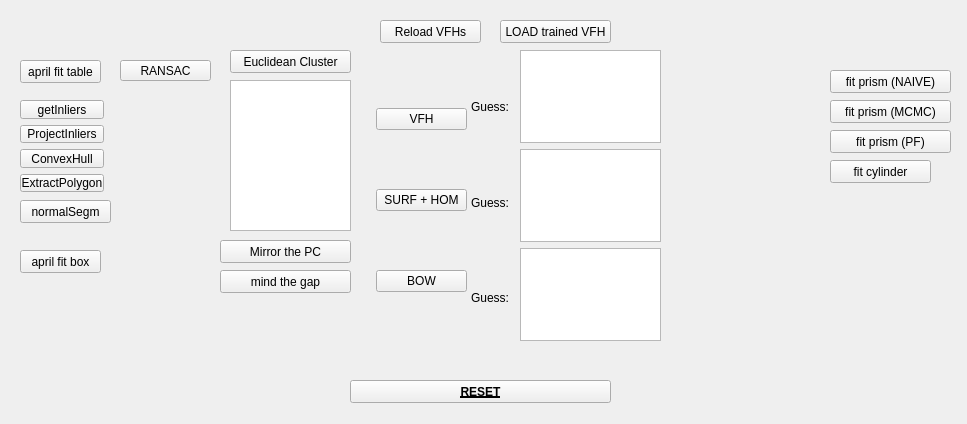
First picture: the form in components/objectDetectionTester/src/guiDlg.ui, repository robocomp/perception, before the edit.
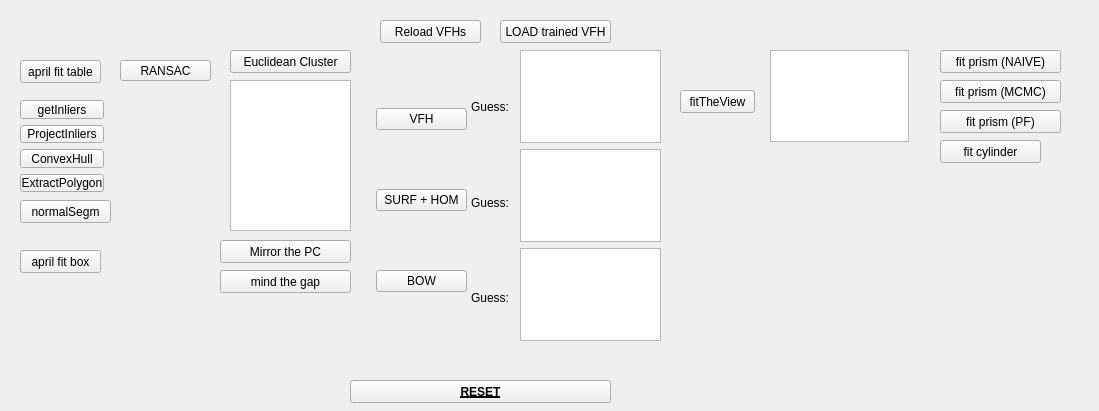
Second picture: the form after the edit.

What changed in the file:
```diff
--- a/components/objectDetectionTester/src/guiDlg.ui
+++ b/components/objectDetectionTester/src/guiDlg.ui
@@ -6,8 +6,8 @@
    <rect>
     <x>0</x>
     <y>0</y>
-    <width>967</width>
-    <height>424</height>
+    <width>1099</width>
+    <height>411</height>
    </rect>
   </property>
   <property name="windowTitle">
@@ -29,8 +29,8 @@
   <widget class="QPushButton" name="fit_cylinder_button">
    <property name="geometry">
     <rect>
-     <x>830</x>
-     <y>160</y>
+     <x>940</x>
+     <y>140</y>
      <width>101</width>
      <height>23</height>
     </rect>
@@ -123,8 +123,8 @@
   <widget class="QPushButton" name="fit_prism_naive_button">
    <property name="geometry">
     <rect>
-     <x>830</x>
-     <y>70</y>
+     <x>940</x>
+     <y>50</y>
      <width>121</width>
      <height>23</height>
     </rect>
@@ -249,8 +249,8 @@
   <widget class="QPushButton" name="fit_prism_mcmc_button">
    <property name="geometry">
     <rect>
-     <x>830</x>
-     <y>100</y>
+     <x>940</x>
+     <y>80</y>
      <width>121</width>
      <height>23</height>
     </rect>
@@ -262,8 +262,8 @@
   <widget class="QPushButton" name="fit_prism_pf_button">
    <property name="geometry">
     <rect>
-     <x>830</x>
-     <y>130</y>
+     <x>940</x>
+     <y>110</y>
      <width>121</width>
      <height>23</height>
     </rect>
@@ -344,6 +344,29 @@
     <string>mind the gap</string>
    </property>
   </widget>
+  <widget class="QPushButton" name="fit_the_view_button">
+   <property name="geometry">
+    <rect>
+     <x>680</x>
+     <y>90</y>
+     <width>75</width>
+     <height>23</height>
+    </rect>
+   </property>
+   <property name="text">
+    <string>fitTheView</string>
+   </property>
+  </widget>
+  <widget class="QListWidget" name="fit_the_view_listView">
+   <property name="geometry">
+    <rect>
+     <x>770</x>
+     <y>50</y>
+     <width>139</width>
+     <height>92</height>
+    </rect>
+   </property>
+  </widget>
  </widget>
  <resources/>
  <connections/>
```
